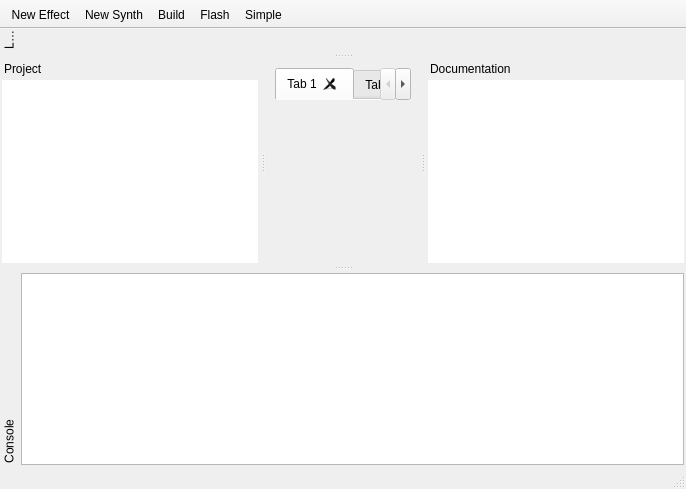
The window that projectwindow.ui (StrideLang/Stride) describes before a commit, drawn with Qt 5.
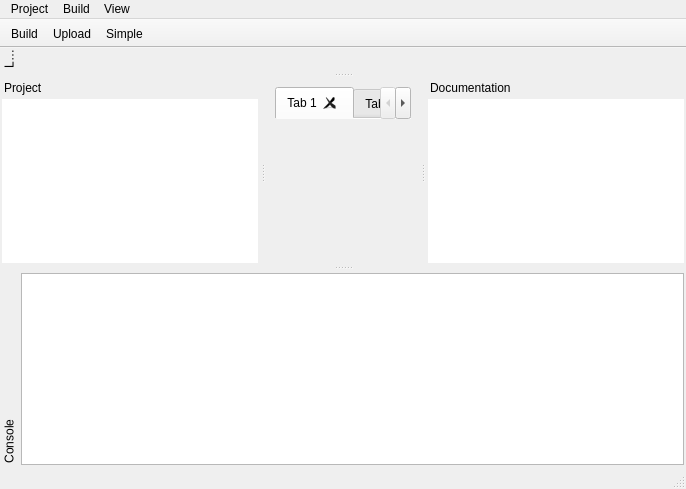
The same window after the commit.

Diff of the .ui file:
```diff
--- a/projectwindow.ui
+++ b/projectwindow.ui
@@ -263,30 +263,62 @@
    <attribute name="toolBarBreak">
     <bool>false</bool>
    </attribute>
-   <addaction name="actionNew_Effect"/>
-   <addaction name="actionNew_Synth"/>
    <addaction name="actionBuild"/>
-   <addaction name="actionFlash"/>
+   <addaction name="actionUpload"/>
    <addaction name="actionSimple"/>
   </widget>
-  <action name="actionNew_Effect">
-   <property name="text">
-    <string>New Effect</string>
+  <widget class="QMenuBar" name="menuBar">
+   <property name="geometry">
+    <rect>
+     <x>0</x>
+     <y>0</y>
+     <width>686</width>
+     <height>20</height>
+    </rect>
    </property>
-  </action>
-  <action name="actionNew_Synth">
-   <property name="text">
-    <string>New Synth</string>
-   </property>
-  </action>
+   <widget class="QMenu" name="menuProject">
+    <property name="title">
+     <string>Project</string>
+    </property>
+    <widget class="QMenu" name="menuTarget">
+     <property name="title">
+      <string>Target</string>
+     </property>
+     <addaction name="separator"/>
+     <addaction name="separator"/>
+    </widget>
+    <addaction name="actionRename"/>
+    <addaction name="menuTarget"/>
+    <addaction name="actionRefresh"/>
+   </widget>
+   <widget class="QMenu" name="menuBuild">
+    <property name="title">
+     <string>Build</string>
+    </property>
+    <addaction name="actionBuild"/>
+    <addaction name="actionUpload"/>
+   </widget>
+   <widget class="QMenu" name="menuView">
+    <property name="title">
+     <string>View</string>
+    </property>
+    <addaction name="actionSimple"/>
+   </widget>
+   <addaction name="menuProject"/>
+   <addaction name="menuBuild"/>
+   <addaction name="menuView"/>
+  </widget>
   <action name="actionBuild">
    <property name="text">
     <string>Build</string>
    </property>
   </action>
-  <action name="actionFlash">
+  <action name="actionUpload">
    <property name="text">
-    <string>Flash</string>
+    <string>Upload</string>
+   </property>
+   <property name="toolTip">
+    <string>Upload to board</string>
    </property>
   </action>
   <action name="actionSimple">
@@ -297,6 +329,21 @@
     <string>Simple</string>
    </property>
   </action>
+  <action name="actionRename">
+   <property name="text">
+    <string>Properties</string>
+   </property>
+  </action>
+  <action name="actionTarget_2">
+   <property name="text">
+    <string>target</string>
+   </property>
+  </action>
+  <action name="actionRefresh">
+   <property name="text">
+    <string>Refresh targets/devices</string>
+   </property>
+  </action>
  </widget>
  <resources/>
  <connections/>
```
